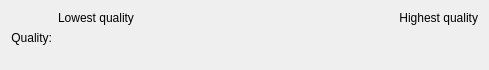
Qt form plugins/impex/qimageio/kis_wdg_options_qimageio.ui (KDE/krita) before a commit.
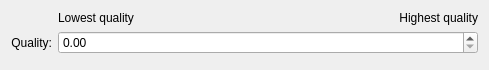
The same form after that commit. Custom widgets are drawn as their Qt base class.

Commit message:
ui: Fix Designer not rendering KisDoubleSliderSpinBox as QDoubleSpinBox
Part-of: <https://invent.kde.org/graphics/krita/-/merge_requests/1742>

```diff
--- a/plugins/impex/qimageio/kis_wdg_options_qimageio.ui
+++ b/plugins/impex/qimageio/kis_wdg_options_qimageio.ui
@@ -121,7 +121,7 @@
  <customwidgets>
   <customwidget>
    <class>KisDoubleSliderSpinBox</class>
-   <extends>QWidget</extends>
+   <extends>QDoubleSpinBox</extends>
    <header>kis_slider_spin_box.h</header>
    <container>1</container>
   </customwidget>
```
The commit also changes 54 other files.
